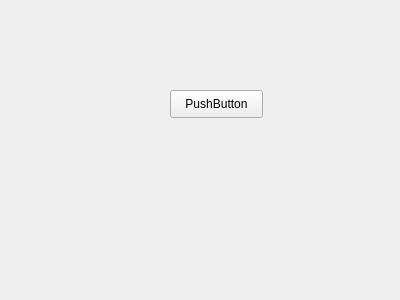
Before: the Qt Designer form src/python/MainApp/UI/untitled.ui in timantion1231/UOD4231, drawn with Qt 5.
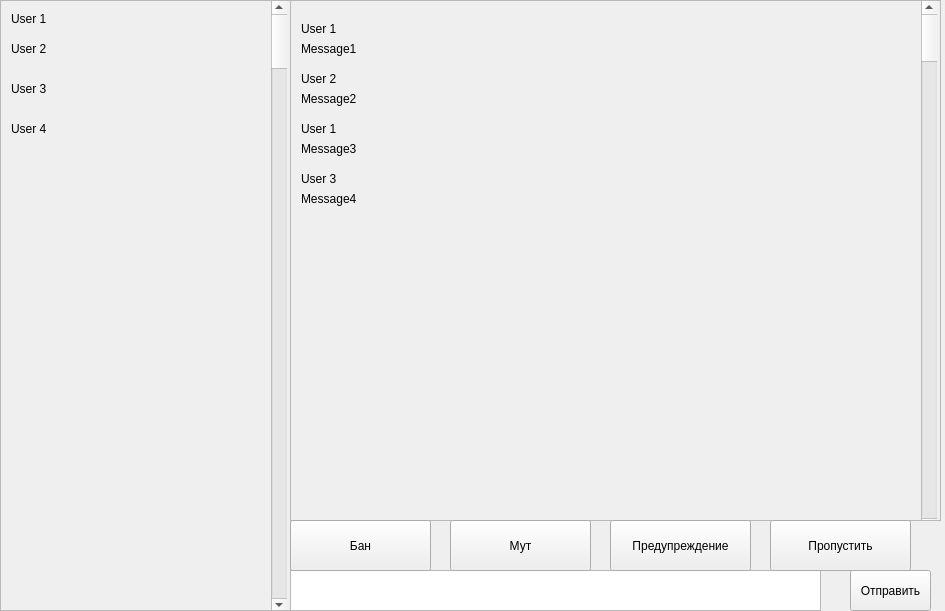
After: the same form once the commit is applied.

```diff
--- a/src/python/MainApp/UI/untitled.ui
+++ b/src/python/MainApp/UI/untitled.ui
@@ -6,25 +6,315 @@
    <rect>
     <x>0</x>
     <y>0</y>
-    <width>400</width>
-    <height>300</height>
+    <width>945</width>
+    <height>611</height>
    </rect>
   </property>
   <property name="windowTitle">
    <string>MainWindow</string>
   </property>
   <widget class="QWidget" name="centralwidget">
-   <widget class="QPushButton" name="pushButton">
+   <widget class="QScrollArea" name="scrollArea">
     <property name="geometry">
      <rect>
-      <x>170</x>
-      <y>90</y>
-      <width>93</width>
-      <height>28</height>
+      <x>0</x>
+      <y>0</y>
+      <width>291</width>
+      <height>611</height>
      </rect>
     </property>
+    <property name="widgetResizable">
+     <bool>true</bool>
+    </property>
+    <widget class="QWidget" name="scrollAreaWidgetContents">
+     <property name="geometry">
+      <rect>
+       <x>0</x>
+       <y>0</y>
+       <width>289</width>
+       <height>609</height>
+      </rect>
+     </property>
+     <widget class="QScrollBar" name="verticalScrollBar">
+      <property name="geometry">
+       <rect>
+        <x>270</x>
+        <y>0</y>
+        <width>16</width>
+        <height>611</height>
+       </rect>
+      </property>
+      <property name="orientation">
+       <enum>Qt::Vertical</enum>
+      </property>
+     </widget>
+     <widget class="QLabel" name="label">
+      <property name="geometry">
+       <rect>
+        <x>10</x>
+        <y>10</y>
+        <width>55</width>
+        <height>16</height>
+       </rect>
+      </property>
+      <property name="text">
+       <string>User 1</string>
+      </property>
+     </widget>
+     <widget class="QLabel" name="label_2">
+      <property name="geometry">
+       <rect>
+        <x>10</x>
+        <y>40</y>
+        <width>55</width>
+        <height>16</height>
+       </rect>
+      </property>
+      <property name="text">
+       <string>User 2</string>
+      </property>
+     </widget>
+     <widget class="QLabel" name="label_3">
+      <property name="geometry">
+       <rect>
+        <x>10</x>
+        <y>80</y>
+        <width>55</width>
+        <height>16</height>
+       </rect>
+      </property>
+      <property name="text">
+       <string>User 3</string>
+      </property>
+     </widget>
+     <widget class="QLabel" name="label_4">
+      <property name="geometry">
+       <rect>
+        <x>10</x>
+        <y>120</y>
+        <width>55</width>
+        <height>16</height>
+       </rect>
+      </property>
+      <property name="text">
+       <string>User 4</string>
+      </property>
+     </widget>
+    </widget>
+   </widget>
+   <widget class="QScrollArea" name="scrollArea_2">
+    <property name="geometry">
+     <rect>
+      <x>290</x>
+      <y>0</y>
+      <width>651</width>
+      <height>521</height>
+     </rect>
+    </property>
+    <property name="widgetResizable">
+     <bool>true</bool>
+    </property>
+    <widget class="QWidget" name="scrollAreaWidgetContents_2">
+     <property name="geometry">
+      <rect>
+       <x>0</x>
+       <y>0</y>
+       <width>649</width>
+       <height>519</height>
+      </rect>
+     </property>
+     <widget class="QScrollBar" name="verticalScrollBar_2">
+      <property name="geometry">
+       <rect>
+        <x>630</x>
+        <y>0</y>
+        <width>16</width>
+        <height>531</height>
+       </rect>
+      </property>
+      <property name="orientation">
+       <enum>Qt::Vertical</enum>
+      </property>
+     </widget>
+     <widget class="QLabel" name="label_5">
+      <property name="geometry">
+       <rect>
+        <x>10</x>
+        <y>20</y>
+        <width>55</width>
+        <height>16</height>
+       </rect>
+      </property>
+      <property name="text">
+       <string>User 1</string>
+      </property>
+     </widget>
+     <widget class="QLabel" name="label_6">
+      <property name="geometry">
+       <rect>
+        <x>10</x>
+        <y>40</y>
+        <width>55</width>
+        <height>16</height>
+       </rect>
+      </property>
+      <property name="text">
+       <string>Message1</string>
+      </property>
+     </widget>
+     <widget class="QLabel" name="label_7">
+      <property name="geometry">
+       <rect>
+        <x>10</x>
+        <y>90</y>
+        <width>55</width>
+        <height>16</height>
+       </rect>
+      </property>
+      <property name="text">
+       <string>Message2</string>
+      </property>
+     </widget>
+     <widget class="QLabel" name="label_8">
+      <property name="geometry">
+       <rect>
+        <x>10</x>
+        <y>70</y>
+        <width>55</width>
+        <height>16</height>
+       </rect>
+      </property>
+      <property name="text">
+       <string>User 2</string>
+      </property>
+     </widget>
+     <widget class="QLabel" name="label_9">
+      <property name="geometry">
+       <rect>
+        <x>10</x>
+        <y>140</y>
+        <width>55</width>
+        <height>16</height>
+       </rect>
+      </property>
+      <property name="text">
+       <string>Message3</string>
+      </property>
+     </widget>
+     <widget class="QLabel" name="label_10">
+      <property name="geometry">
+       <rect>
+        <x>10</x>
+        <y>120</y>
+        <width>55</width>
+        <height>16</height>
+       </rect>
+      </property>
+      <property name="text">
+       <string>User 1</string>
+      </property>
+     </widget>
+     <widget class="QLabel" name="label_11">
+      <property name="geometry">
+       <rect>
+        <x>10</x>
+        <y>190</y>
+        <width>55</width>
+        <height>16</height>
+       </rect>
+      </property>
+      <property name="text">
+       <string>Message4</string>
+      </property>
+     </widget>
+     <widget class="QLabel" name="label_12">
+      <property name="geometry">
+       <rect>
+        <x>10</x>
+        <y>170</y>
+        <width>55</width>
+        <height>16</height>
+       </rect>
+      </property>
+      <property name="text">
+       <string>User 3</string>
+      </property>
+     </widget>
+    </widget>
+   </widget>
+   <widget class="QTextEdit" name="te_message">
+    <property name="geometry">
+     <rect>
+      <x>290</x>
+      <y>570</y>
+      <width>531</width>
+      <height>41</height>
+     </rect>
+    </property>
+   </widget>
+   <widget class="QPushButton" name="btn_ban">
+    <property name="geometry">
+     <rect>
+      <x>290</x>
+      <y>520</y>
+      <width>141</width>
+      <height>51</height>
+     </rect>
+    </property>
     <property name="text">
-     <string>PushButton</string>
+     <string>Бан</string>
+    </property>
+   </widget>
+   <widget class="QPushButton" name="btn_mute">
+    <property name="geometry">
+     <rect>
+      <x>450</x>
+      <y>520</y>
+      <width>141</width>
+      <height>51</height>
+     </rect>
+    </property>
+    <property name="text">
+     <string>Мут</string>
+    </property>
+   </widget>
+   <widget class="QPushButton" name="btn_warning">
+    <property name="geometry">
+     <rect>
+      <x>610</x>
+      <y>520</y>
+      <width>141</width>
+      <height>51</height>
+     </rect>
+    </property>
+    <property name="text">
+     <string>Предупреждение</string>
+    </property>
+   </widget>
+   <widget class="QPushButton" name="btn_skip">
+    <property name="geometry">
+     <rect>
+      <x>770</x>
+      <y>520</y>
+      <width>141</width>
+      <height>51</height>
+     </rect>
+    </property>
+    <property name="text">
+     <string>Пропустить</string>
+    </property>
+   </widget>
+   <widget class="QPushButton" name="btn_send">
+    <property name="geometry">
+     <rect>
+      <x>850</x>
+      <y>570</y>
+      <width>81</width>
+      <height>41</height>
+     </rect>
+    </property>
+    <property name="text">
+     <string>Отправить</string>
     </property>
    </widget>
   </widget>
```
Left out of the diff: 5 changed lines with no effect on the pictures.
